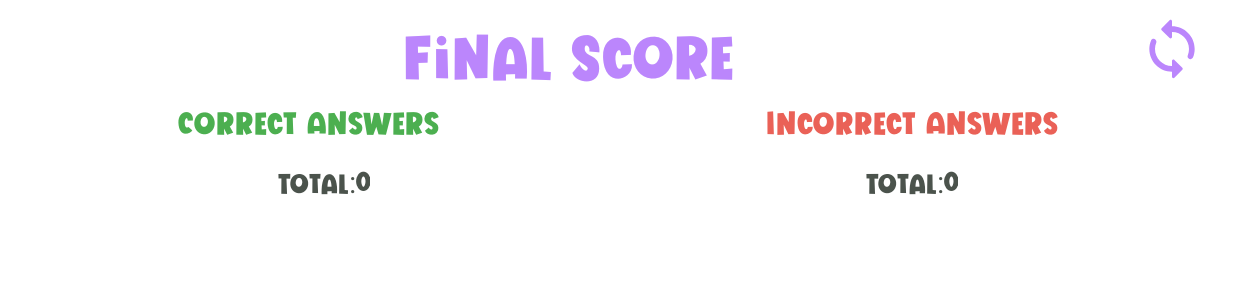
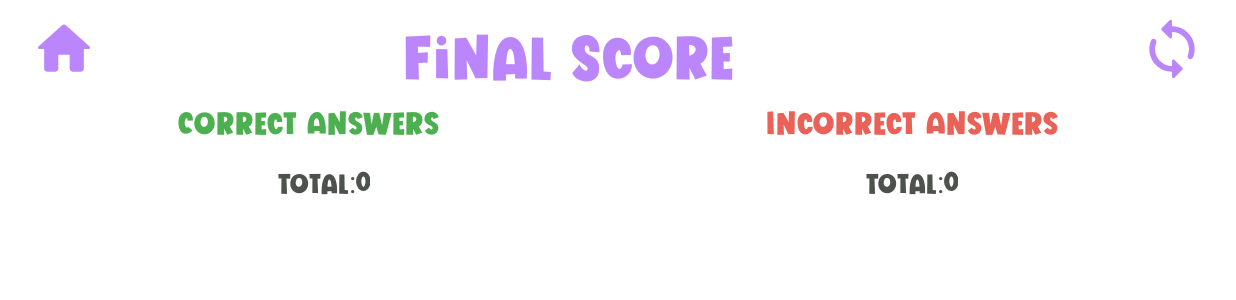
Before and after one commit to Khadijaaimen/Charades, an Android app: the ScoreboardActivity screen opened directly, with no data from a screen before it, on a phone screen of 824 x 412 dp (held sideways). Shown: the top 300 px of the screen. Run offline under Robolectric (Android 15) with nearby library versions, the phone set to English and light mode, and no system bars; 2 statements that could not run were skipped.

```diff
--- a/app/src/main/java/com/example/charades/Gyroscope.java
+++ b/app/src/main/java/com/example/charades/Gyroscope.java
@@ -45,7 +45,7 @@ public class Gyroscope {
     }
 
     public void register(){
-        sensorManager.registerListener(sensorEventListener, sensor, SensorManager.SENSOR_DELAY_GAME);
+        sensorManager.registerListener(sensorEventListener, sensor, SensorManager.SENSOR_DELAY_FASTEST);
     }
 
     public void unRegister(){
--- a/app/src/main/java/com/example/charades/ScoreboardActivity.java
+++ b/app/src/main/java/com/example/charades/ScoreboardActivity.java
@@ -24,7 +24,7 @@ public class ScoreboardActivity extends AppCompatActivity {
     TextView incorrectTotal, correctTotal;
     CorrectAnswersAdapter correctAnswersAdapter;
     IncorrectAnswersAdapter incorrectAnswersAdapter;
-    ImageView buttonRestart;
+    ImageView buttonRestart, buttonHome;
 
     @Override
     protected void onCreate(Bundle savedInstanceState) {
@@ -53,6 +53,14 @@ public class ScoreboardActivity extends AppCompatActivity {
                 startActivity(intent);
                 correctList.clear();
                 incorrectList.clear();
+            }
+        });
+
+        buttonHome = findViewById(R.id.homeButton);
+        buttonHome.setOnClickListener(new View.OnClickListener() {
+            @Override
+            public void onClick(View view) {
+                startActivity(new Intent(getApplicationContext(), MainActivity.class));
             }
         });
 
--- /dev/null
+++ b/app/src/main/res/drawable/ic_round_home_24.xml
@@ -0,0 +1,5 @@
+<vector android:height="24dp" android:tint="#000000"
+    android:viewportHeight="24" android:viewportWidth="24"
+    android:width="24dp" xmlns:android="http://schemas.android.com/apk/res/android">
+    <path android:fillColor="@android:color/white" android:pathData="M10,19v-5h4v5c0,0.55 0.45,1 1,1h3c0.55,0 1,-0.45 1,-1v-7h1.7c0.46,0 0.68,-0.57 0.33,-0.87L12.67,3.6c-0.38,-0.34 -0.96,-0.34 -1.34,0l-8.36,7.53c-0.34,0.3 -0.13,0.87 0.33,0.87H5v7c0,0.55 0.45,1 1,1h3c0.55,0 1,-0.45 1,-1z"/>
+</vector>
--- a/app/src/main/res/layout/activity_scoreboard.xml
+++ b/app/src/main/res/layout/activity_scoreboard.xml
@@ -11,6 +11,19 @@
         android:layout_marginBottom="10dp"
         android:layout_width="match_parent"
         android:layout_height="wrap_content">
+
+        <ImageView
+            android:id="@+id/homeButton"
+            android:layout_width="45dp"
+            android:layout_height="45dp"
+            android:contentDescription="@string/app_name"
+            android:gravity="center"
+            android:src="@drawable/ic_round_home_24"
+            android:layout_marginTop="10dp"
+            android:layout_marginStart="20dp"
+            app:layout_constraintStart_toStartOf="parent"
+            app:layout_constraintTop_toTopOf="@+id/timer"
+            app:tint="@color/purple_200" />
 
         <TextView
             android:paddingTop="20dp"
@@ -74,6 +87,9 @@
             android:layout_width="wrap_content"
             android:layout_height="wrap_content"
             app:layoutManager="androidx.recyclerview.widget.LinearLayoutManager"
+            app:layout_constraintEnd_toStartOf="@+id/flow2"
+            app:layout_constraintStart_toEndOf="@+id/flow2"
+            app:layout_constraintTop_toBottomOf="@+id/textView7"
             tools:listitem="@layout/incorrect_recyclerview" />
 
 
```
Also changed, not shown: app/src/main/java/com/example/charades/CelebritiesActivity.java (+26 -16 lines).
